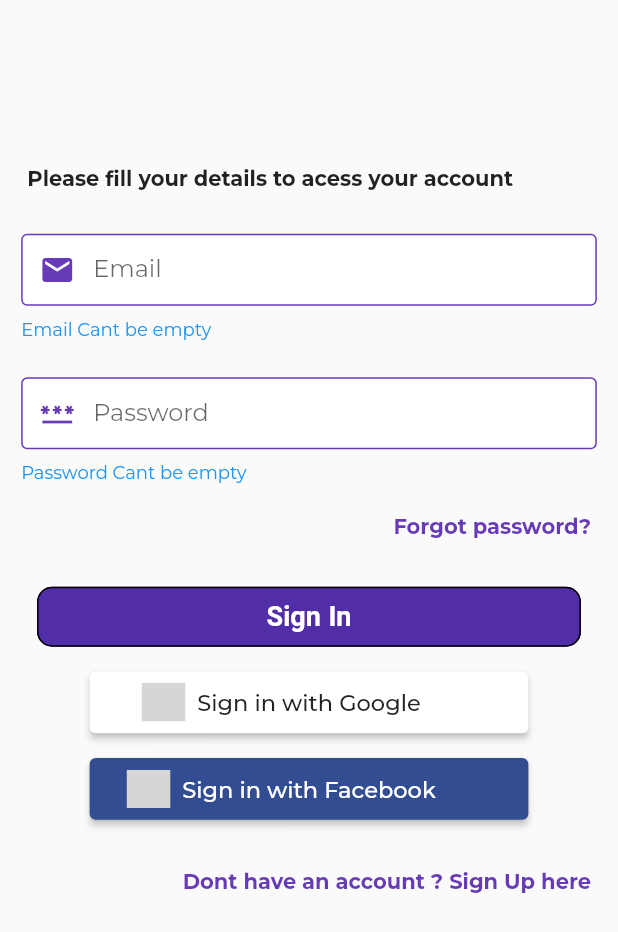
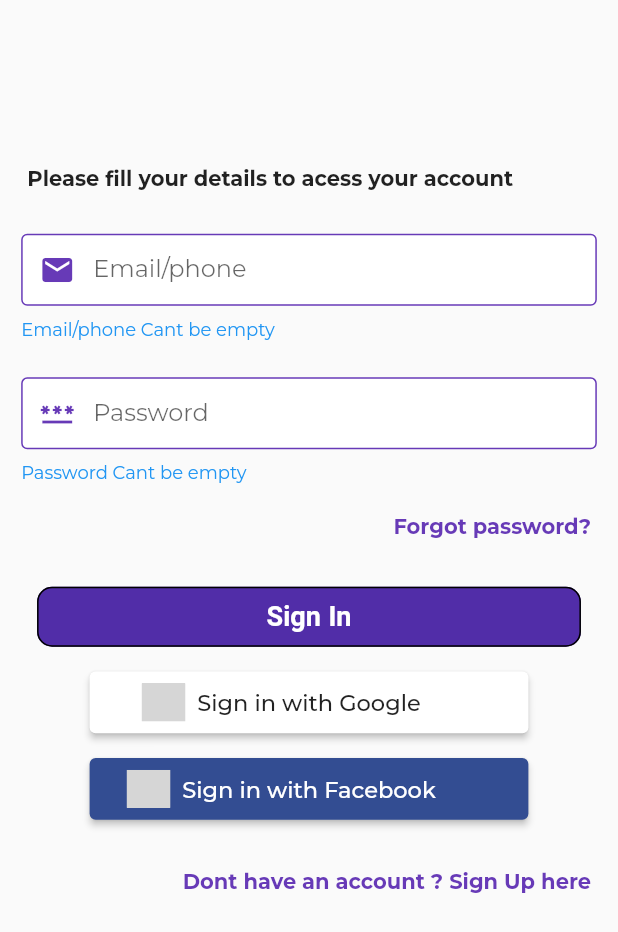
Before and after one commit to ishaquekannoth/bb_app, a Flutter app: the screen it shows after launch, on a phone screen of 412 x 824 dp. Shown: the top 932 px of the screen. Run offline on Flutter 3.47's test engine with Material 2 defaults, Android fonts, the phone set to English and light mode, and no system bars; drawn by our look-alikes of getwidget, social_login_buttons; our stand-ins replace dio, google_fonts, internet_connection_checker; grey boxes are pictures that could not be loaded.

Commit message:
signIn with mobile/Email done

```diff
--- a/lib/main.dart
+++ b/lib/main.dart
@@ -1,5 +1,6 @@
 import 'package:bb_app/utils/design_widget.dart';
 import 'package:bb_app/utils/routes.dart';
+import 'package:bb_app/view/Screens/home_screen/homescreen.dart';
 import 'package:bb_app/view/Screens/registration/sign_in/sign_in_screen.dart';
 import 'package:bb_app/view_model_providers/sign_in_provider.dart';
 import 'package:flutter/material.dart';
@@ -30,6 +31,7 @@
         initialRoute: Routes.signIn,
         routes: {
           Routes.signIn: (context) => const SignIn(),
+          Routes.home: (context) => const HomeScreen(),
           Routes.test: (context) => const RegistrationScreen()
         },
       ),
--- /dev/null
+++ b/lib/model/otp/otp_verification_response_model.dart
@@ -0,0 +1,12 @@
+class OTPverificationResponseModel {
+  OTPverificationResponseModel({this.message, this.success, this.phone});
+  String? message;
+  bool? success;
+  String? phone;
+  factory OTPverificationResponseModel.fromJson(Map<String, dynamic> json) {
+    return OTPverificationResponseModel(
+        message: json['message'] ?? "",
+        success: json['created'] ?? false,
+        phone: json['phone'] ?? "");
+  }
+}
--- a/lib/utils/routes.dart
+++ b/lib/utils/routes.dart
@@ -1,9 +1,8 @@
 class Routes {
   static const home = "/";
   static const signIn = '/signIn';
-  static const individuals = '/individuals';
-  static const firms = '/firms';
+  static const firms = '/hotels';
   static const payments = '/payments';
-  static const orderHistory = '/order_history';
+  static const orderHistory = '/history';
   static const test = '/test';
 }
--- a/lib/view/Screens/registration/sign_in/sign_in_screen.dart
+++ b/lib/view/Screens/registration/sign_in/sign_in_screen.dart
@@ -42,7 +42,7 @@
                   ),
                   SizedBox(height: height * .03),
                   CustomFormField(
-                    hintText: "Email",
+                    hintText: "Email/phone",
                     type: FieldType.eMail,
                     controller: signInProv.emailController,
                   ),
--- a/lib/view/Screens/registration/widgets/custom_form_field.dart
+++ b/lib/view/Screens/registration/widgets/custom_form_field.dart
@@ -68,8 +68,10 @@
                     return "$hintText Cant be empty";
                   } else if (value.length < 4) {
                     return "$hintText Must be 6-16 charactors long";
-                  } else if (!EmailValidator.validate(value)) {
-                    return "Invalid Email";
+                  } else if (!EmailValidator.validate(value) &&
+                      !RegExp(r'(^[\+]?[(]?[0-9]{3}[)]?[-\s\.]?[0-9]{3}[-\s\.]?[0-9]{4,6}$)')
+                          .hasMatch(value)) {
+                    return "Invalid Email/Phone Number";
                   } else {
                     return null;
                   }
--- a/lib/view_model_providers/sign_in_provider.dart
+++ b/lib/view_model_providers/sign_in_provider.dart
@@ -18,6 +18,7 @@
       final email = emailController.text.trim();
       final password = passwordController.text.trim();
       final data = SignInRequestModel(email: email, password: password);
+      print(data.email.toString());
       SignInResponseModel? signInResponse =
           await SignInService().signMeIn(data);
       if (signInResponse == null) {
@@ -26,8 +27,11 @@
         isLoadingToggler();
         return;
       } else if (signInResponse.isSuccess == true) {
+        print(signInResponse.token.toString());
+        isLoadingToggler();
         Navigator.of(context).pushNamed(Routes.home);
       } else if (signInResponse.isSuccess == false) {
+
         ScaffoldMessenger.of(context).showSnackBar(
             ShowSnackBar.popUp(message: signInResponse.message.toString()));
         isLoadingToggler();
@@ -42,7 +46,6 @@
       return;
     }
   }
-
   void isLoadingToggler() {
     isLoading = !isLoading;
     notifyListeners();
--- a/pubspec.yaml
+++ b/pubspec.yaml
@@ -34,6 +34,7 @@
   email_validator: ^2.1.17
   flutter:
     sdk: flutter
+  flutter_otp_text_field: ^1.1.1
   getwidget: ^3.0.1
   google_fonts: ^3.0.1
   internet_connection_checker: ^1.0.0+1
```
Also changed, not shown: lib/model/otp/otp_request_model.dart (added, +10 -0 lines), lib/model/otp/otp_request_response_model.dart (added, +14 -0 lines), lib/model/otp/otp_verification_request_model.dart (added, +12 -0 lines), lib/model/sign_in/sign_in_request_model.dart (+12 -3 lines), lib/services/sign_in_service.dart (+6 -3 lines), pubspec.lock.
